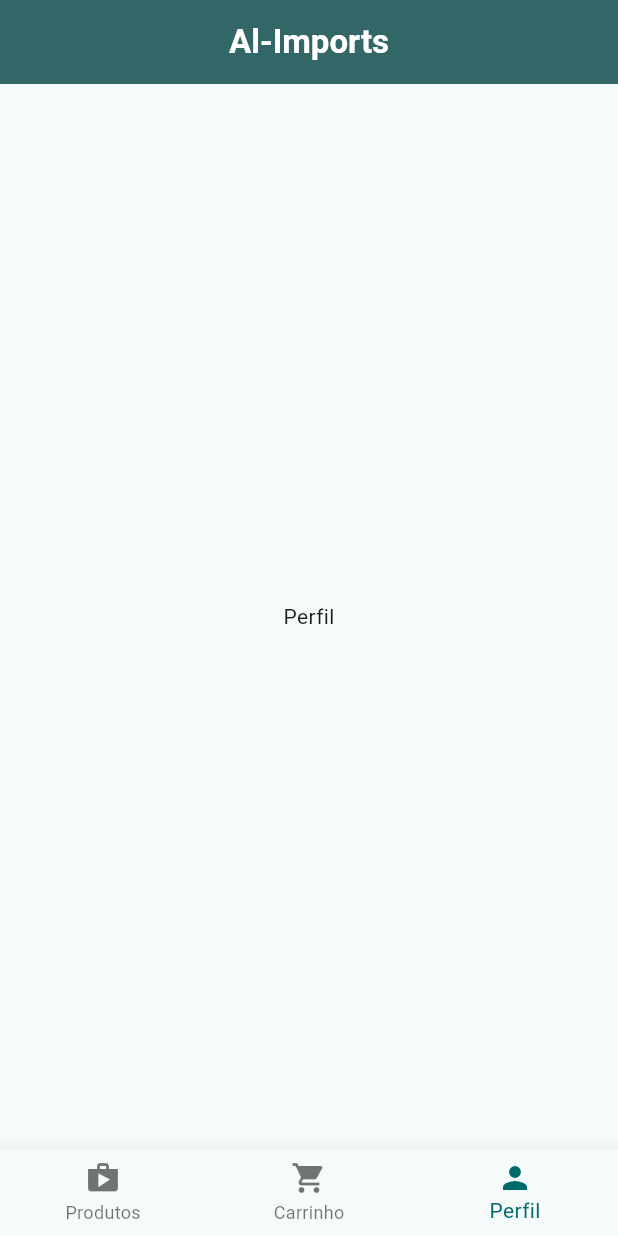
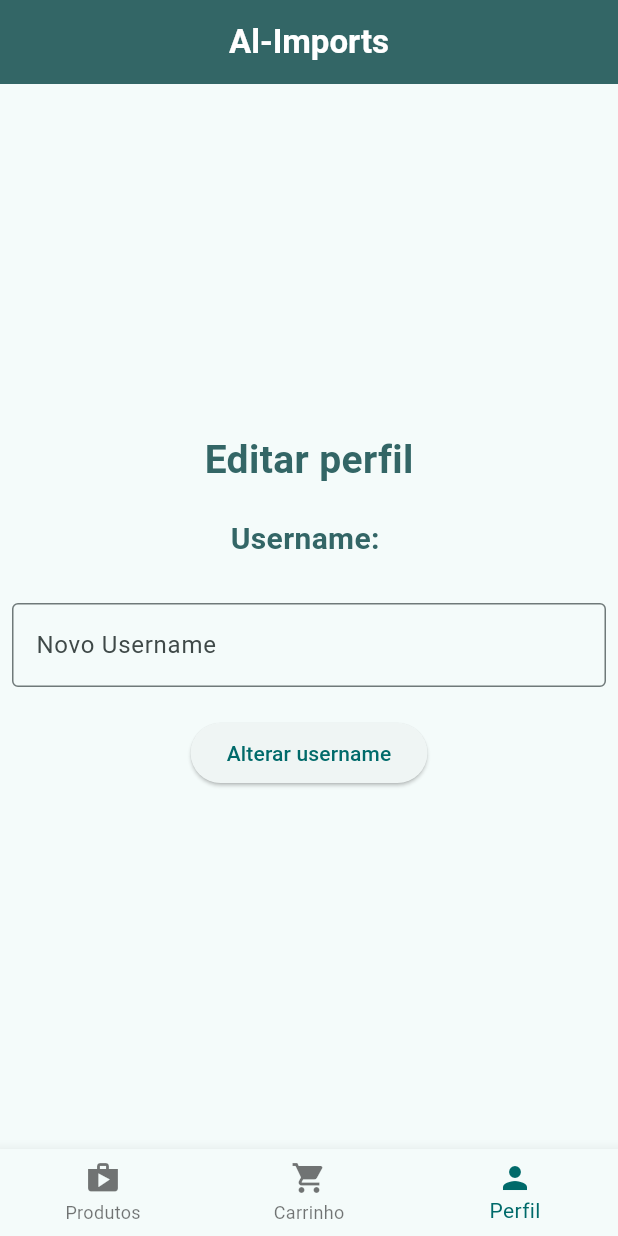
Before and after one commit to GabriielB/Import-ecommerce-FlutterApp, a Flutter app: the HomePage screen opened by its route, item 3 of the bottom bar chosen, on a phone screen of 412 x 824 dp. Run offline on Flutter 3.47's test engine with Material 3 defaults, Android fonts, the phone set to English and light mode, and no system bars.

Commit message:
:sparkles: implements loggedinUser provider and edit profile screen

```diff
--- a/lib/main.dart
+++ b/lib/main.dart
@@ -1,4 +1,5 @@
 import 'package:al_imports/providers/cart_provider.dart';
+import 'package:al_imports/providers/loggedInUser.dart';
 import 'package:al_imports/screens/welcome/welcome_page.dart';
 import 'package:al_imports/screens/login/login_page.dart';
 import 'package:al_imports/screens/home/home_page.dart';
@@ -15,7 +16,10 @@ class MyApp extends StatelessWidget {
 
   @override
   Widget build(BuildContext context) => MultiProvider(
-        providers: [ChangeNotifierProvider(create: (_) => CartProvider())],
+        providers: [
+          ChangeNotifierProvider(create: (_) => CartProvider()),
+          ChangeNotifierProvider(create: (_) => LoggedInUser(''))
+        ],
         child: MaterialApp(
           title: 'Al-Imports',
           theme: ThemeData(
@@ -28,7 +32,7 @@ class MyApp extends StatelessWidget {
             '/': (context) => const WelcomePage(),
             '/login': (context) => const LoginPage(),
             '/signup': (context) => const SignUpPage(),
-            '/home': (context) => HomePage(),
+            '/home': (context) => HomePage(username: Provider.of<LoggedInUser>(context).username),
           },
         ),
       );
--- /dev/null
+++ b/lib/providers/loggedInUser.dart
@@ -0,0 +1,14 @@
+import 'package:flutter/material.dart';
+
+class LoggedInUser extends ChangeNotifier {
+  late String _username;
+
+  LoggedInUser(this._username);
+
+  String get username => _username;
+
+  void setUsername(String newUsername) {
+    _username = newUsername;
+    notifyListeners();
+  }
+}
--- a/lib/screens/home/home_page.dart
+++ b/lib/screens/home/home_page.dart
@@ -2,9 +2,13 @@ import 'package:al_imports/screens/list_products/list_products.dart';
 import 'package:al_imports/screens/profile/profile_page.dart';
 import 'package:al_imports/screens/shopping_cart/shopping_cart.dart';
 import 'package:flutter/material.dart';
+import 'package:provider/provider.dart';
+import '../../providers/loggedInUser.dart';
+import '../login/controllers/login_controller.dart';
 
 class HomePage extends StatefulWidget {
-  const HomePage({Key? key}) : super(key: key);
+  const HomePage({Key? key, required this.username}) : super(key: key);
+  final String username;
 
   @override
   State<HomePage> createState() => _HomePageState();
--- a/lib/screens/list_products/list_products.dart
+++ b/lib/screens/list_products/list_products.dart
@@ -2,6 +2,9 @@ import 'package:al_imports/models/product_list.dart';
 import 'package:al_imports/screens/product_details/product_details.dart';
 import 'package:al_imports/widgets/product_container.dart';
 import 'package:flutter/material.dart';
+import 'package:provider/provider.dart';
+
+import '../../providers/loggedInUser.dart';
 
 class ListProductsPage extends StatefulWidget {
   const ListProductsPage({super.key});
@@ -92,13 +95,14 @@ class _ListProductsPageState extends State<ListProductsPage> {
 
   @override
   Widget build(BuildContext context) {
+    var loggedInUser = Provider.of<LoggedInUser>(context);
     return Padding(
       padding: EdgeInsets.all(20),
       child: Column(
         crossAxisAlignment: CrossAxisAlignment.start,
         children: [
           Text(
-            "Olá Usuario!",
+            "Olá ${loggedInUser.username}!",
             style: TextStyle(
                 color: Color.fromRGBO(51, 102, 102, 1),
                 fontWeight: FontWeight.bold,
--- a/lib/screens/login/controllers/login_controller.dart
+++ b/lib/screens/login/controllers/login_controller.dart
@@ -36,4 +36,8 @@ class LoginController {
   void setPassword(String password) {
     _password = password;
   }
+
+  String getUsername() {
+    return _username;
+  }
 }
--- a/lib/screens/login/login_page.dart
+++ b/lib/screens/login/login_page.dart
@@ -1,5 +1,8 @@
 import 'package:al_imports/screens/login/controllers/login_controller.dart';
 import 'package:flutter/material.dart';
+import 'package:provider/provider.dart';
+import '../../providers/loggedInUser.dart';
+import '../home/home_page.dart';
 
 class LoginPage extends StatefulWidget {
   const LoginPage({super.key});
@@ -124,8 +127,14 @@ class LoginPageState extends State<LoginPage> {
                               child: ElevatedButton(
                                   onPressed: () {
                                     if (_controller.handleLogin()) {
-                                      Navigator.pushReplacementNamed(
-                                          context, '/home');
+                                      String username = _controller.getUsername();
+                                      Provider.of<LoggedInUser>(context, listen: false).setUsername(username);
+                                      Navigator.pushReplacement(
+                                        context,
+                                        MaterialPageRoute(
+                                          builder: (context) => HomePage(username: username),
+                                        ),
+                                      );
                                     } else {
                                       ScaffoldMessenger.of(context)
                                           .showSnackBar(const SnackBar(
--- a/lib/screens/profile/profile_page.dart
+++ b/lib/screens/profile/profile_page.dart
@@ -1,15 +1,65 @@
+import 'package:al_imports/providers/loggedInUser.dart';
 import 'package:flutter/material.dart';
+import 'package:provider/provider.dart';
 
 class ProfilePage extends StatefulWidget {
-  const ProfilePage({super.key});
+  const ProfilePage({Key? key}) : super(key: key);
 
   @override
   State<ProfilePage> createState() => _ProfilePageState();
 }
 
 class _ProfilePageState extends State<ProfilePage> {
+  final TextEditingController _usernameController = TextEditingController();
+
   @override
   Widget build(BuildContext context) {
-    return Center(child: Text("Perfil"),);
+    var loggedInUser = Provider.of<LoggedInUser>(context);
+    return Center(
+      child: Column(
+        mainAxisAlignment: MainAxisAlignment.center,
+        children: [
+          Text(
+            "Editar perfil",
+            style: TextStyle(
+                color: Color.fromRGBO(51, 102, 102, 1),
+                fontWeight: FontWeight.bold,
+                fontSize: 26),
+          ),
+          const SizedBox(height: 20,),
+          Text("Username: ${loggedInUser.username}", style: TextStyle(
+              color: Color.fromRGBO(51, 102, 102, 1),
+              fontWeight: FontWeight.bold,
+              fontSize: 20),),
+          const SizedBox(height: 20,),
+
+          Padding(
+            padding: const EdgeInsets.all(8.0),
+            child: Form(
+              child: Column(
+                children: [
+                  TextFormField(
+                    controller: _usernameController,
+                    decoration: const InputDecoration(
+                      labelText: 'Novo Username',
+                      border: OutlineInputBorder(),
+                    ),
+                  ),
+                  const SizedBox(height: 20,),
+                  ElevatedButton(
+                    onPressed: () {
+                      String newUsername = _usernameController.text;
+                      loggedInUser.setUsername(newUsername);
+                      _usernameController.clear();
+                    },
+                    child: const Text("Alterar username"),
+                  ),
+                ],
+              ),
+            ),
+          ),
+        ],
+      ),
+    );
   }
 }
```
